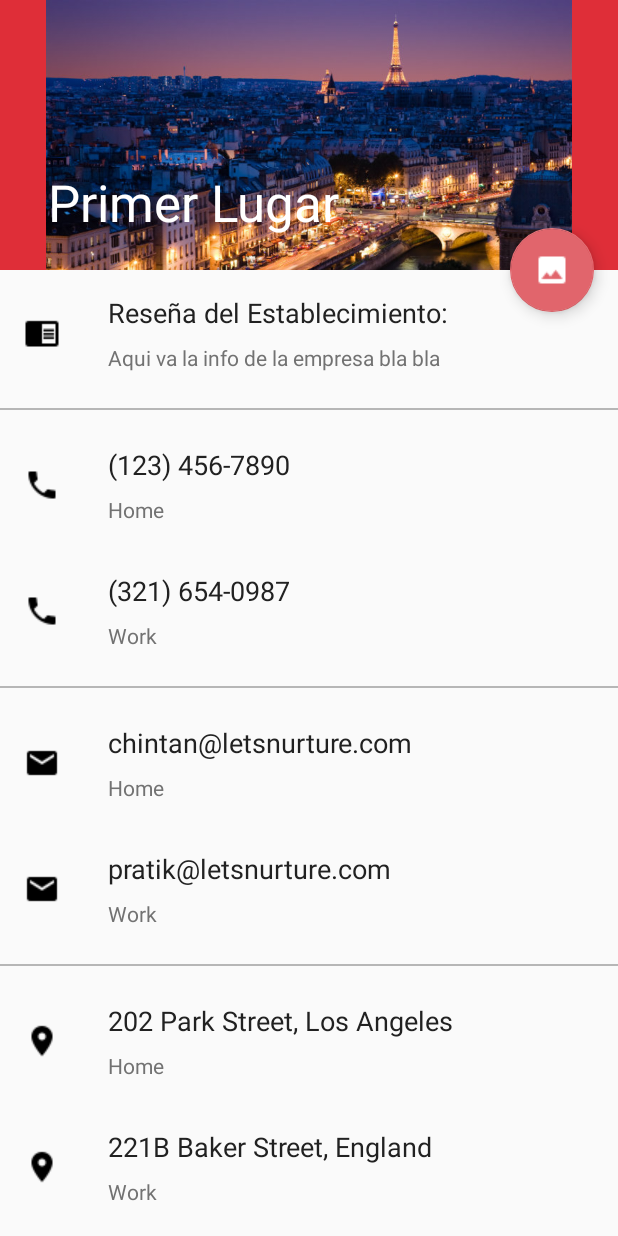
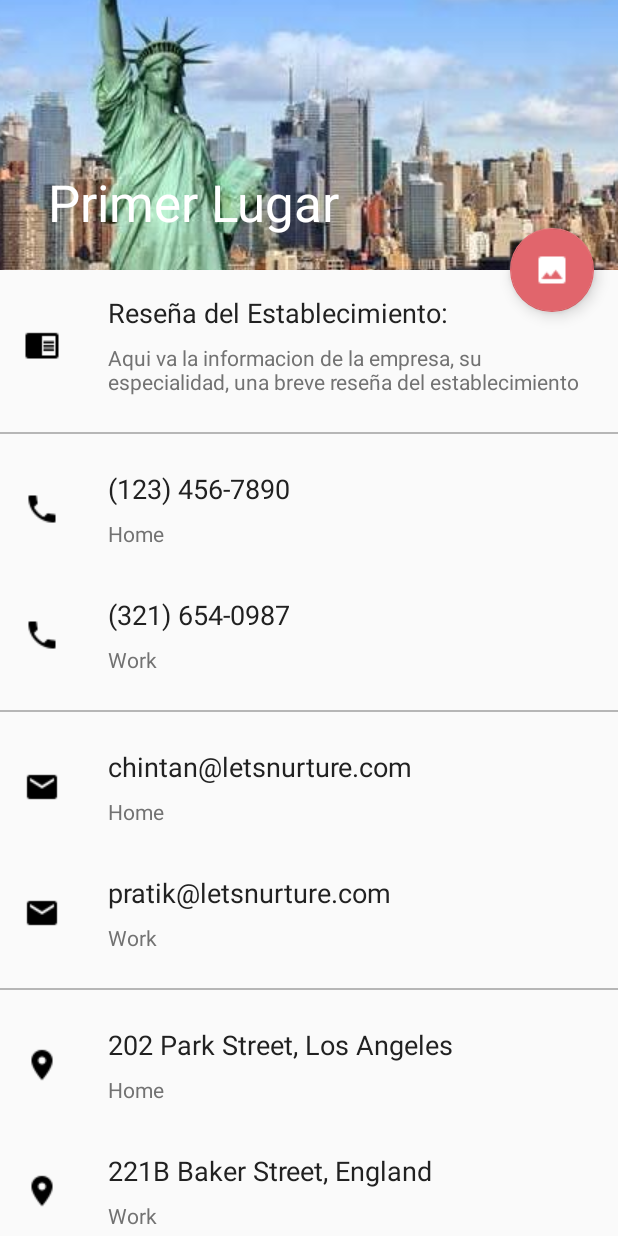
Before and after one commit to crlz09/argentinoino, an Android app: the cercanos screen opened directly, with no data from a screen before it, after a tap on "Primer Lugar", on a phone screen of 412 x 824 dp. Run offline under Robolectric (Android 15) with nearby library versions, the phone set to English and light mode, and no system bars; 2 statements that could not run were skipped.

Commit message:
#listo previa

```diff
--- a/app/build.gradle
+++ b/app/build.gradle
@@ -21,10 +21,10 @@ android {
 dependencies {
     implementation fileTree(dir: 'libs', include: ['*.jar'])
     implementation 'com.android.support:design:26.1.0'
-    compile "com.android.support:appcompat-v7:27.0.2"
-    compile 'com.github.bumptech.glide:glide:3.6.1'
+    implementation "com.android.support:appcompat-v7:27.0.2"
+    implementation 'com.github.bumptech.glide:glide:3.6.1'
     implementation 'com.android.support.constraint:constraint-layout:1.0.2'
-    compile 'com.android.volley:volley:1.1.0'
+    implementation 'com.android.volley:volley:1.1.0'
     testImplementation 'junit:junit:4.12'
     androidTestImplementation 'com.android.support.test:runner:1.0.1'
     androidTestImplementation 'com.android.support.test.espresso:espresso-core:3.0.1'
--- a/app/src/main/java/com/example/marci/localizacionsola/MainActivity.java
+++ b/app/src/main/java/com/example/marci/localizacionsola/MainActivity.java
@@ -81,6 +81,7 @@ LinearLayout tvmain;
 
                 Intent vete = new Intent(getApplicationContext(),categorias.class);
                 cercano[0] =true;
+
                 vete.putExtra("cercano", cercano[0]);
                 startActivity(vete);
             }
@@ -143,7 +144,7 @@ LinearLayout tvmain;
             lon=loc.getLongitude();
             lat=loc.getLatitude();
 
-            //Toast.makeText(this, "Lon: "+lon + "Lat: "+lat, Toast.LENGTH_LONG).show();
+
             try {
                 Geocoder geocoder = new Geocoder(this, Locale.getDefault());
                 List<Address> list = geocoder.getFromLocation(
@@ -152,6 +153,7 @@ LinearLayout tvmain;
                     Address DirCalle = list.get(0);
                     direccion="Mi direccion es: \n"
                             + DirCalle.getAddressLine(0);
+                    Toast.makeText(this, "Lon: "+lon + "\n" + "Lat: "+lat + "\n" + "\n" + direccion, Toast.LENGTH_LONG).show();
                 }
 
             } catch (IOException e) {
--- a/app/src/main/java/com/example/marci/localizacionsola/categorias.java
+++ b/app/src/main/java/com/example/marci/localizacionsola/categorias.java
@@ -118,7 +118,7 @@ public class categorias extends AppCompatActivity {
                             (nombre.getText().toString().equals("Servicios"))){
                         // subcategorias
                         String nom = nombre.getText().toString();
-                        Toast.makeText(categorias.this, ""+nom, Toast.LENGTH_SHORT).show();
+                    //    Toast.makeText(categorias.this, ""+nom, Toast.LENGTH_SHORT).show();
                         Intent vete = new Intent(getApplicationContext(),subcategoria.class);
                         vete.putExtra("categoria",nom);
                         startActivity(vete);
@@ -126,7 +126,7 @@ public class categorias extends AppCompatActivity {
                     } else {
                         //todos los normales con intent de grid!
                         String nom = nombre.getText().toString();
-                        Toast.makeText(categorias.this, ""+nom, Toast.LENGTH_SHORT).show();
+                       // Toast.makeText(categorias.this, ""+nom, Toast.LENGTH_SHORT).show();
                         Intent vete = new Intent(getApplicationContext(),cercanos.class);
                         vete.putExtra("categoria",nom);
                         startActivity(vete);
--- a/app/src/main/java/com/example/marci/localizacionsola/cercanos.java
+++ b/app/src/main/java/com/example/marci/localizacionsola/cercanos.java
@@ -38,7 +38,7 @@ public class cercanos extends AppCompatActivity {
             public void onItemClick(AdapterView<?> parent, View view, int position, long id) {
                 final elementoscercanos item = getItem(position);
 
-                Toast.makeText(cercanos.this, "Tocaste un grid", Toast.LENGTH_SHORT).show();
+               // Toast.makeText(cercanos.this, "Tocaste un grid", Toast.LENGTH_SHORT).show();
                 Intent vete = new Intent(getApplicationContext(),perfil.class);
                 vete.putExtra("desc","No lo decimnos nosotros, lo dicen nuestros clientes: " +
                         "EL MEJOR ESTABLECIMIENTO DE LA CIUDAD!");
--- a/app/src/main/java/com/example/marci/localizacionsola/perfil.java
+++ b/app/src/main/java/com/example/marci/localizacionsola/perfil.java
@@ -1,5 +1,6 @@
 package com.example.marci.localizacionsola;
 
+import android.content.res.Resources;
 import android.graphics.Bitmap;
 import android.graphics.drawable.BitmapDrawable;
 import android.graphics.drawable.Drawable;
@@ -9,7 +10,9 @@ import android.support.design.widget.FloatingActionButton;
 import android.support.design.widget.Snackbar;
 import android.support.v7.app.AppCompatActivity;
 import android.support.v7.widget.Toolbar;
+import android.util.DisplayMetrics;
 import android.view.View;
+import android.view.ViewGroup;
 import android.widget.ImageView;
 import android.widget.TextView;
 
@@ -49,7 +52,10 @@ ImageView ivperfil;
         ivperfil= (ImageView) findViewById(R.id.IVperfil);
         Drawable drawable =getResources().getDrawable(idimagen);
 
-        Glide.with(getApplicationContext()).load("").placeholder(idimagen).override(600,200).into(ivperfil);
+
+
+
+        Glide.with(getApplicationContext()).load("").placeholder(idimagen).override(600,300).into(ivperfil);
 
 
         FloatingActionButton fab = (FloatingActionButton) findViewById(R.id.fab);
--- a/app/src/main/java/com/example/marci/localizacionsola/subcategoria.java
+++ b/app/src/main/java/com/example/marci/localizacionsola/subcategoria.java
@@ -172,7 +172,7 @@ public class subcategoria extends AppCompatActivity {
                 @Override
                 public void onClick(View v) {
                    String nom = nombre.getText().toString();
-                    Toast.makeText(subcategoria.this, ""+nom, Toast.LENGTH_SHORT).show();
+                 //   Toast.makeText(subcategoria.this, ""+nom, Toast.LENGTH_SHORT).show();
                     Intent vete = new Intent(getApplicationContext(),cercanos.class);
                     vete.putExtra("categoria",nom);
                     startActivity(vete);
--- a/app/src/main/res/layout/activity_perfil.xml
+++ b/app/src/main/res/layout/activity_perfil.xml
@@ -4,31 +4,31 @@
     xmlns:tools="http://schemas.android.com/tools"
     android:layout_width="match_parent"
     android:layout_height="match_parent"
-    android:fitsSystemWindows="true"
+
     tools:context="com.example.marci.localizacionsola.perfil">
 
     <android.support.design.widget.AppBarLayout
         android:id="@+id/app_bar"
-        android:layout_width="match_parent"
+        android:layout_width="wrap_content"
         android:layout_height="@dimen/app_bar_height"
         android:fitsSystemWindows="true"
         android:theme="@style/AppTheme.AppBarOverlay">
 
         <android.support.design.widget.CollapsingToolbarLayout
             android:id="@+id/toolbar_layout"
-            android:layout_width="match_parent"
+            android:layout_width="wrap_content"
             android:layout_height="match_parent"
-            android:fitsSystemWindows="true"
-            app:contentScrim="?attr/colorPrimary"
+            app:contentScrim="@color/colorPrimary"
             app:layout_scrollFlags="scroll|exitUntilCollapsed"
             app:toolbarId="@+id/toolbar">
 
 
             <ImageView
+                android:id="@+id/IVperfil"
                 android:layout_width="match_parent"
-                android:layout_height="wrap_content"
+                android:layout_height="match_parent"
                 android:adjustViewBounds="true"
-                android:id="@+id/IVperfil"
+                android:scaleType="center"
                 app:layout_collapseMode="parallax"
                 app:layout_collapseParallaxMultiplier="0.7" />
 
--- a/app/src/main/res/layout/content_perfil.xml
+++ b/app/src/main/res/layout/content_perfil.xml
@@ -50,7 +50,7 @@
                     android:layout_marginTop="8dp"
                     android:layout_toEndOf="@id/ivInfo"
                     android:layout_toRightOf="@id/ivInfo"
-                    android:text="Aqui va la info de la empresa bla bla"
+                    android:text="Aqui va la informacion de la empresa, su especialidad, una breve reseña del establecimiento"
                     android:id="@+id/tvInfoEmpresa"
                     android:textAppearance="@style/TextAppearance.AppCompat.Small"
                     android:textColor="#727272" />
--- /dev/null
+++ b/app/src/main/res/values-v19/styles.xml
@@ -0,0 +1,11 @@
+<?xml version="1.0" encoding="utf-8"?>
+<resources>
+
+    <style name="AppTheme" parent="Theme.AppCompat.Light.DarkActionBar">
+        <!-- Customize your theme here. -->
+        <item name="colorPrimary">@color/colorPrimary</item>
+        <item name="colorPrimaryDark">@color/colorPrimaryDark</item>
+        <item name="colorAccent">@color/colorAccent</item>
+
+    </style>
+</resources>
--- a/app/src/main/res/values/styles.xml
+++ b/app/src/main/res/values/styles.xml
@@ -6,6 +6,8 @@
         <item name="colorPrimary">@color/colorPrimary</item>
         <item name="colorPrimaryDark">@color/colorPrimaryDark</item>
         <item name="colorAccent">@color/colorAccent</item>
+
+
     </style>
 
     <style name="AppTheme.NoActionBar">
```
Also changed, not shown: app/src/main/java/com/example/marci/localizacionsola/elementoscercanos.java (+7 -7 lines), app/src/main/res/drawable/finalcinco.jpg (added), app/src/main/res/drawable/finalcuatro.jpg (added), app/src/main/res/drawable/finaldos.jpg (added), app/src/main/res/drawable/finalnueve.jpg (added), app/src/main/res/drawable/finalocho.jpg (added), app/src/main/res/drawable/finalseis.jpg (added), app/src/main/res/drawable/finaltres.jpg (added).
